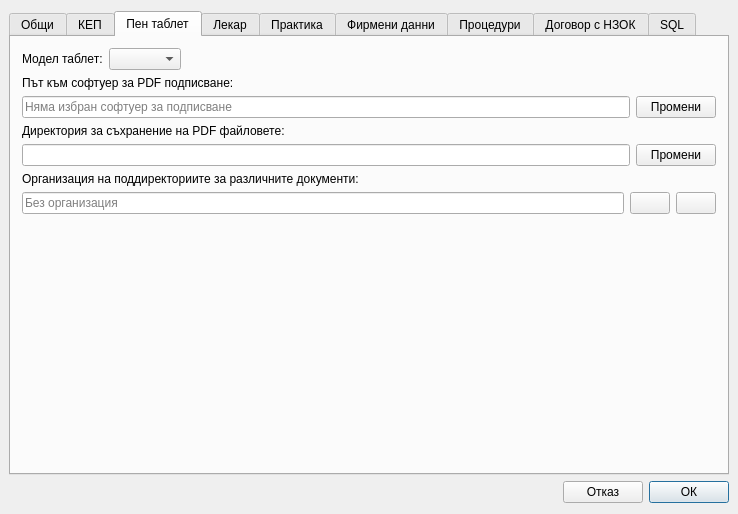
thefinalcutbg/DinoDent, file src/View/Widgets/SettingsDialog.ui: the form before one commit.
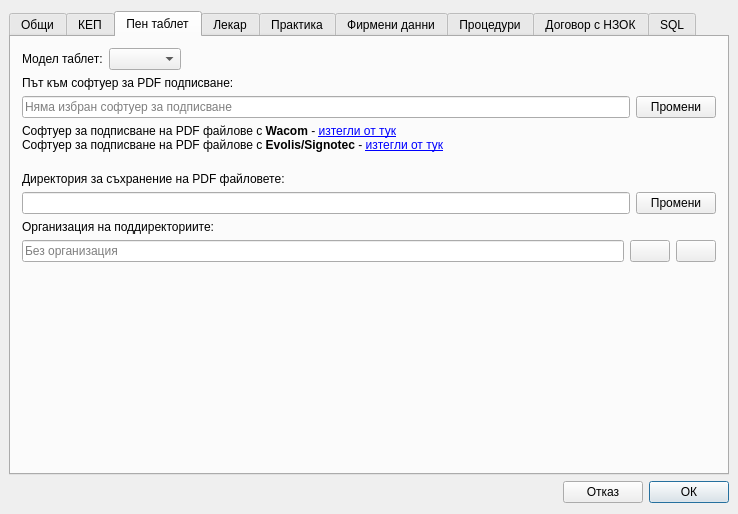
The form after the commit. Custom widgets are drawn as their Qt base class.

Diff of the .ui file:
```diff
--- a/src/View/Widgets/SettingsDialog.ui
+++ b/src/View/Widgets/SettingsDialog.ui
@@ -418,6 +418,16 @@
          </item>
         </layout>
        </item>
+       <item>
+        <widget class="QLabel" name="label_34">
+         <property name="text">
+          <string>&lt;html&gt;&lt;head/&gt;&lt;body&gt;&lt;p&gt;Софтуер за подписване на PDF файлове с &lt;b&gt;Wacom&lt;/b&gt; - &lt;a href=&quot;https://cdn.wacom.com/signpro/sign_pro_pdf_app.zip&quot;&gt;&lt;span style=&quot; text-decoration: underline; color:#0000ff;&quot;&gt;изтегли от тук&lt;/span&gt;&lt;/a&gt;&lt;br/&gt;Софтуер за подписване  на PDF файлове с &lt;b&gt;Evolis/Signotec&lt;/b&gt; - &lt;a href=&quot;https://en.signotec.com/download-signosign2-en&quot;&gt;&lt;span style=&quot; text-decoration: underline; color:#0000ff;&quot;&gt;изтегли от тук&lt;/span&gt;&lt;/a&gt;&lt;br/&gt;&lt;/p&gt;&lt;/body&gt;&lt;/html&gt;</string>
+         </property>
+         <property name="openExternalLinks">
+          <bool>true</bool>
+         </property>
+        </widget>
+       </item>
        <item>
         <widget class="QLabel" name="label_32">
          <property name="text">
@@ -452,7 +462,7 @@
        <item>
         <widget class="QLabel" name="label_33">
          <property name="text">
-          <string>Организация на поддиректориите за различните документи:</string>
+          <string>Организация на поддиректориите:</string>
          </property>
         </widget>
        </item>
```
